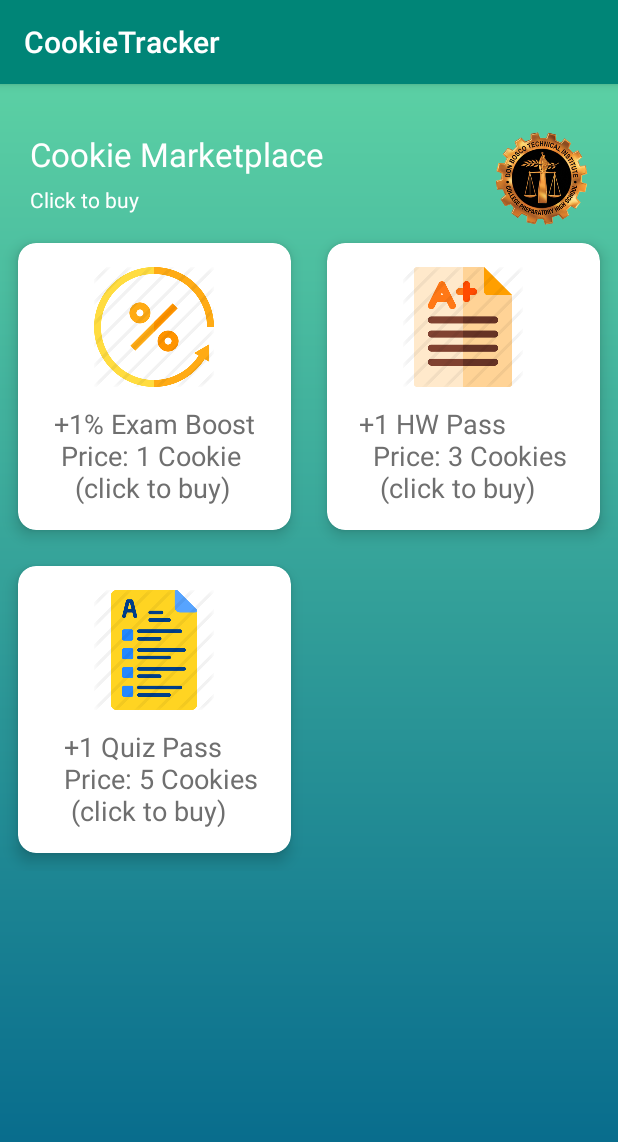
After one commit to Legitzx/CSEECookieTracker, an Android app: the StudentMarketplace screen opened directly, with no data from a screen before it, on a phone screen of 412 x 824 dp. The commit adds this screen. Shown: the top 1142 px of the screen. Run offline under Robolectric (Android 15) with nearby library versions, the phone set to English and light mode, and no system bars; our stand-ins replace Firebase (no records; nobody signed in at launch, a user with empty details on screens opened directly).

Commit message:
StudentMarketplace completed

```diff
--- a/app/build.gradle
+++ b/app/build.gradle
@@ -30,5 +30,6 @@ dependencies {
     testImplementation 'junit:junit:4.12'
     androidTestImplementation 'androidx.test.ext:junit:1.1.0'
     androidTestImplementation 'androidx.test.espresso:espresso-core:3.1.1'
+    implementation 'com.android.support:cardview-v7:28.0.0'
 }
 apply plugin: 'com.google.gms.google-services'
--- a/app/src/main/AndroidManifest.xml
+++ b/app/src/main/AndroidManifest.xml
@@ -9,7 +9,8 @@
         android:roundIcon="@mipmap/ic_launcher_round"
         android:supportsRtl="true"
         android:theme="@style/AppTheme">
-        <activity android:name=".StudentDonate"></activity>
+        <activity android:name=".StudentMarketplace"></activity>
+        <activity android:name=".StudentDonate" />
         <activity android:name=".StudentMainActivity" />
         <activity android:name=".AdminAddStudentActivity" />
         <activity
--- /dev/null
+++ b/app/src/main/res/drawable/marketplace_gradient.xml
@@ -0,0 +1,8 @@
+<?xml version="1.0" encoding="utf-8"?>
+<shape xmlns:android="http://schemas.android.com/apk/res/android">
+    <gradient
+        android:type="linear"
+        android:angle="90"
+        android:startColor="#01648B"
+        android:endColor="#5BD0A4" />
+</shape>
--- /dev/null
+++ b/app/src/main/res/layout/activity_student_marketplace.xml
@@ -0,0 +1,170 @@
+<?xml version="1.0" encoding="utf-8"?>
+<ScrollView
+    xmlns:android="http://schemas.android.com/apk/res/android"
+    xmlns:app="http://schemas.android.com/apk/res-auto"
+    xmlns:tools="http://schemas.android.com/tools"
+    android:layout_width="match_parent"
+    android:layout_height="match_parent"
+    android:background="@drawable/marketplace_gradient"
+    tools:context=".StudentMarketplace">
+
+    <LinearLayout
+        android:orientation="vertical"
+        android:layout_width="match_parent"
+        android:layout_height="match_parent">
+
+        <RelativeLayout
+            android:layout_marginTop="32dp"
+            android:layout_marginRight="20dp"
+            android:layout_marginLeft="20dp"
+            android:layout_width="match_parent"
+            android:layout_height="wrap_content">
+
+            <TextView
+                android:id="@+id/txtdashboard"
+                android:text="Cookie Marketplace"
+                android:textSize="22sp"
+                android:textColor="#FFFFFF"
+                android:layout_width="wrap_content"
+                android:layout_height="wrap_content"/>
+
+            <TextView
+                android:layout_width="wrap_content"
+                android:layout_height="wrap_content"
+                android:layout_below="@id/txtdashboard"
+                android:layout_marginTop="6dp"
+                android:text="Click to buy"
+                android:textColor="#FFFFFF"
+                android:textSize="14sp" />
+
+            <ImageView
+                android:layout_alignParentRight="true"
+                android:src="@drawable/bosco_logo"
+                android:layout_width="62dp"
+                android:layout_height="62dp"/>
+
+        </RelativeLayout>
+
+        <GridLayout
+            android:columnCount="2"
+            android:rowCount="3"
+            android:alignmentMode="alignMargins"
+            android:columnOrderPreserved="false"
+            android:layout_width="match_parent"
+            android:layout_height="wrap_content">
+
+            <androidx.cardview.widget.CardView
+                android:id="@+id/examCardView"
+                android:layout_width="wrap_content"
+                android:layout_height="wrap_content"
+                android:layout_rowWeight="1"
+                android:layout_columnWeight="1"
+                android:layout_margin="12dp"
+                app:cardCornerRadius="12dp"
+                app:cardElevation="6dp">
+
+                <LinearLayout
+                    android:orientation="vertical"
+                    android:padding="16dp"
+                    android:gravity="center"
+                    android:layout_width="match_parent"
+                    android:layout_height="match_parent">
+
+                    <ImageView
+                        android:src="@drawable/percent_icon"
+                        android:layout_width="80dp"
+                        android:layout_height="80dp"
+                        />
+
+                    <TextView
+                        android:layout_width="wrap_content"
+                        android:layout_height="wrap_content"
+                        android:layout_marginTop="12dp"
+                        android:text="+1% Exam Boost\n Price: 1 Cookie\n   (click to buy)"
+                        android:textColor="#6f6f6f"
+                        android:textSize="18sp" />
+
+
+                </LinearLayout>
+
+            </androidx.cardview.widget.CardView>
+
+            <androidx.cardview.widget.CardView
+                android:id="@+id/homeworkCardView"
+                android:layout_width="wrap_content"
+                android:layout_height="wrap_content"
+                android:layout_rowWeight="1"
+                android:layout_columnWeight="1"
+                android:layout_margin="12dp"
+                app:cardCornerRadius="12dp"
+                app:cardElevation="6dp">
+
+                <LinearLayout
+                    android:orientation="vertical"
+                    android:padding="16dp"
+                    android:gravity="center"
+                    android:layout_width="match_parent"
+                    android:layout_height="match_parent">
+
+                    <ImageView
+                        android:src="@drawable/homework_icon"
+                        android:layout_width="80dp"
+                        android:layout_height="80dp"
+                        />
+
+                    <TextView
+                        android:layout_width="wrap_content"
+                        android:layout_height="wrap_content"
+                        android:layout_marginTop="12dp"
+                        android:text="+1 HW Pass\n  Price: 3 Cookies\n   (click to buy)"
+                        android:textColor="#6f6f6f"
+                        android:textSize="18sp" />
+
+
+                </LinearLayout>
+
+            </androidx.cardview.widget.CardView>
+
+            <androidx.cardview.widget.CardView
+                android:id="@+id/quizCardView"
+                android:layout_width="wrap_content"
+                android:layout_height="wrap_content"
+                android:layout_rowWeight="1"
+                android:layout_columnWeight="1"
+                android:layout_margin="12dp"
+                app:cardCornerRadius="12dp"
+                app:cardElevation="6dp">
+
+                <LinearLayout
+                    android:orientation="vertical"
+                    android:padding="16dp"
+                    android:gravity="center"
+                    android:layout_width="match_parent"
+                    android:layout_height="match_parent">
+
+                    <ImageView
+                        android:src="@drawable/quiz_icon"
+                        android:layout_width="80dp"
+                        android:layout_height="80dp"
+                        />
+
+                    <TextView
+                        android:layout_width="wrap_content"
+                        android:layout_height="wrap_content"
+                        android:layout_marginTop="12dp"
+                        android:text="  +1 Quiz Pass\n  Price: 5 Cookies\n   (click to buy)"
+                        android:textColor="#6f6f6f"
+                        android:textSize="18sp" />
+
+
+                </LinearLayout>
+
+            </androidx.cardview.widget.CardView>
+
+
+        </GridLayout>
+
+
+    </LinearLayout>
+
+</ScrollView>
```
Also changed, not shown: app/src/main/java/com/legitzxdevelopment/cookietracker/StudentMainActivity.java (+16 -0 lines), app/src/main/java/com/legitzxdevelopment/cookietracker/StudentMarketplace.java (added, +128 -0 lines), app/src/main/res/drawable/homework_icon.png (added), app/src/main/res/drawable/percent_icon.png (added), app/src/main/res/drawable/quiz_icon.png (added).
